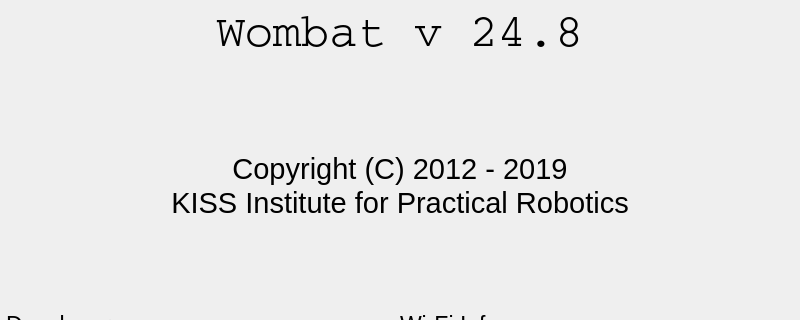
Old version of the form ui/AboutWidget.ui in the repository kipr/botui; both pictures show x 0 to 800 and y 0 to 320 of the 800 by 480 pixel window.
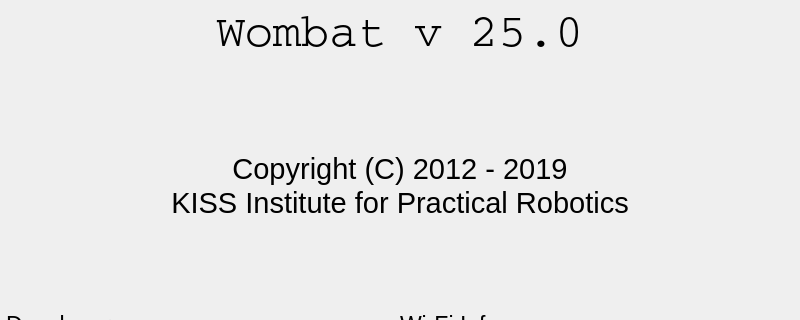
New version of the form.

Patch:
```diff
--- a/ui/AboutWidget.ui
+++ b/ui/AboutWidget.ui
@@ -73,7 +73,7 @@
       <string notr="true">font: 75 35pt &quot;Courier&quot;;</string>
      </property>
      <property name="text">
-      <string>Wombat v 24.8</string>
+      <string>Wombat v 25.0</string>
      </property>
      <property name="alignment">
       <set>Qt::AlignCenter</set>
```
